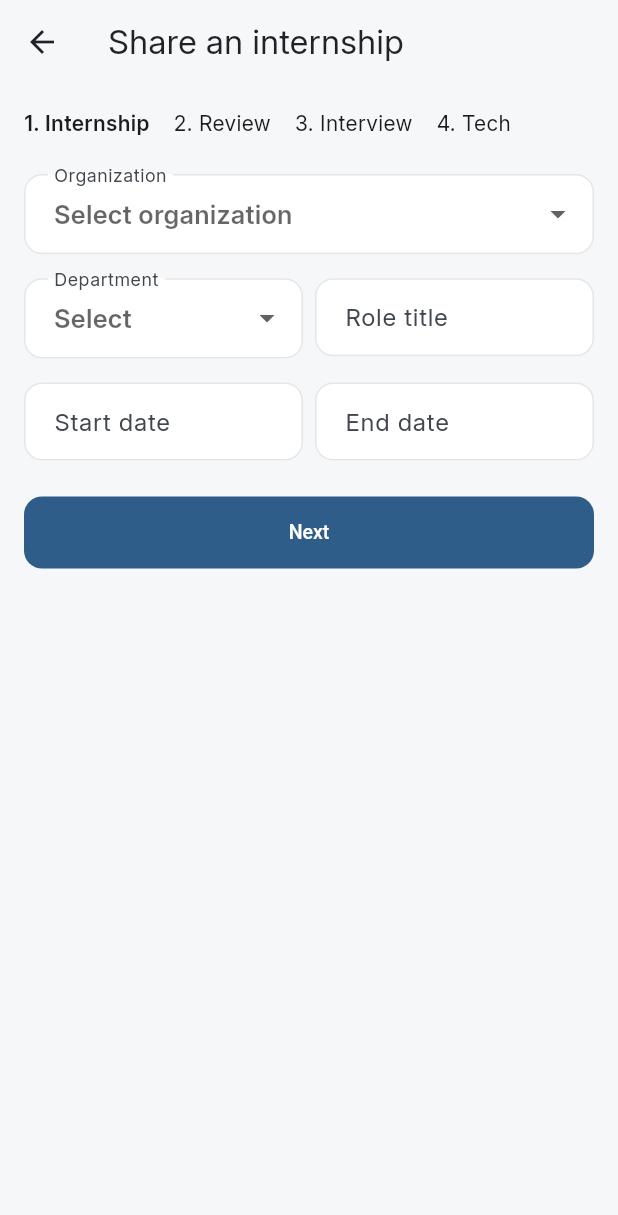
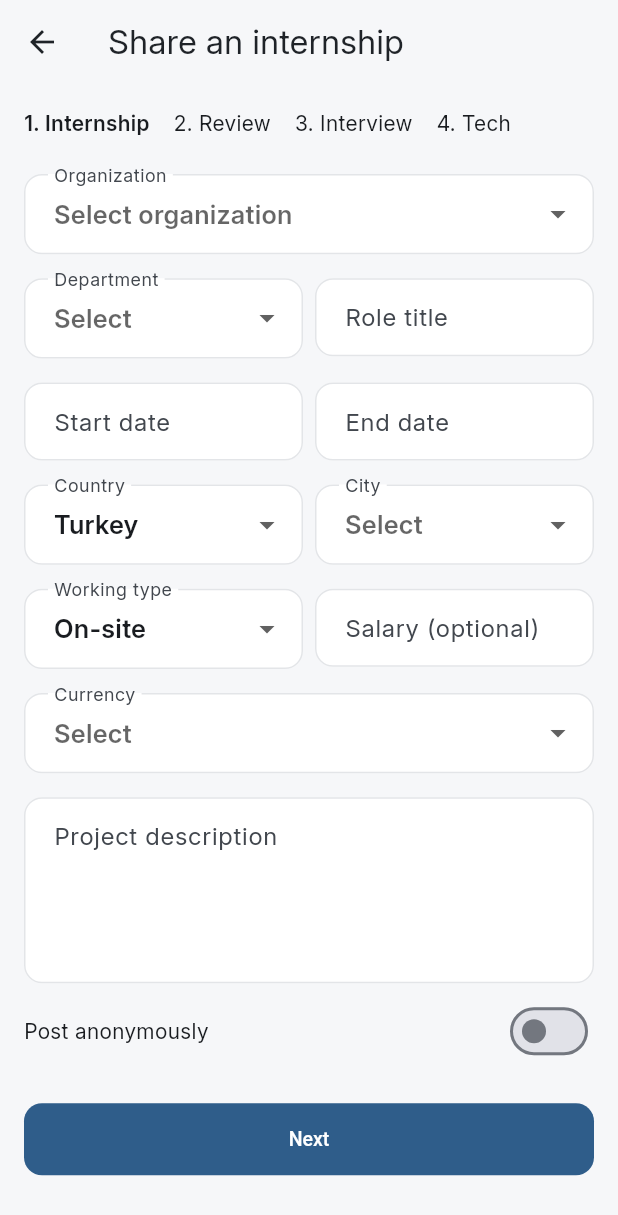
Before and after one commit to AliKaanKoc2/InternInsight, a Flutter app: the AddExperienceScreen screen opened by its route, on a phone screen of 412 x 824 dp. Shown: the top 1215 px of the screen. Run offline on Flutter 3.47's test engine with Material 3 defaults, Android fonts, the phone set to English and light mode, and no system bars.

Commit message:
Add location, work type, salary and description fields

```diff
--- a/lib/screens/experience/add_experience_screen.dart
+++ b/lib/screens/experience/add_experience_screen.dart
@@ -1,6 +1,7 @@
 import 'package:flutter/material.dart';
 
 import '../../core/theme/app_spacing.dart';
+import '../../core/theme/app_text_styles.dart';
 import '../../data/mock_organizations.dart';
 
 class AddExperienceScreen extends StatefulWidget {
@@ -13,6 +14,7 @@ class AddExperienceScreen extends StatefulWidget {
 class _AddExperienceScreenState extends State<AddExperienceScreen> {
   final _stepOneKey = GlobalKey<FormState>();
   int _step = 0;
+  bool _anonymous = false;
 
   final List<String> _departments = [
     'Software',
@@ -24,6 +26,9 @@ class _AddExperienceScreenState extends State<AddExperienceScreen> {
     'HR',
     'Other',
   ];
+  final List<String> _cities = ['Istanbul', 'Ankara', 'Izmir', 'Kocaeli', 'Other'];
+  final List<String> _workTypes = ['On-site', 'Hybrid', 'Remote'];
+  final List<String> _currencies = ['TRY', 'USD', 'EUR'];
 
   String? _required(String? value) {
     if (value == null || value.trim().isEmpty) {
@@ -71,9 +76,10 @@ class _AddExperienceScreenState extends State<AddExperienceScreen> {
     );
   }
 
-  Widget _dropdown(String label, List<String> items) {
+  Widget _dropdown(String label, List<String> items, {String? initial}) {
     return DropdownButtonFormField<String>(
       isExpanded: true,
+      initialValue: initial,
       decoration: InputDecoration(labelText: label),
       hint: const Text('Select'),
       items: [
@@ -151,6 +157,71 @@ class _AddExperienceScreenState extends State<AddExperienceScreen> {
               ),
             ],
           ),
+          const SizedBox(height: AppSpacing.md),
+          Row(
+            crossAxisAlignment: CrossAxisAlignment.start,
+            children: [
+              Expanded(
+                child: _dropdown('Country', ['Turkey', 'Other'], initial: 'Turkey'),
+              ),
+              const SizedBox(width: AppSpacing.sm),
+              Expanded(child: _dropdown('City', _cities)),
+            ],
+          ),
+          const SizedBox(height: AppSpacing.md),
+          Row(
+            crossAxisAlignment: CrossAxisAlignment.start,
+            children: [
+              Expanded(child: _dropdown('Working type', _workTypes, initial: 'On-site')),
+              const SizedBox(width: AppSpacing.sm),
+              Expanded(
+                child: TextFormField(
+                  keyboardType: TextInputType.number,
+                  decoration: const InputDecoration(
+                    labelText: 'Salary (optional)',
+                    hintText: 'Amount',
+                  ),
+                ),
+              ),
+            ],
+          ),
+          const SizedBox(height: AppSpacing.md),
+          DropdownButtonFormField<String>(
+            isExpanded: true,
+            decoration: const InputDecoration(labelText: 'Currency'),
+            hint: const Text('Select'),
+            items: [
+              for (final currency in _currencies)
+                DropdownMenuItem(value: currency, child: Text(currency)),
+            ],
+            onChanged: (_) {},
+          ),
+          const SizedBox(height: AppSpacing.md),
+          TextFormField(
+            maxLines: 4,
+            decoration: const InputDecoration(
+              labelText: 'Project description',
+              hintText: 'Your tasks and what was expected from you',
+              alignLabelWithHint: true,
+            ),
+            validator: _required,
+          ),
+          const SizedBox(height: AppSpacing.sm),
+          Row(
+            children: [
+              const Expanded(
+                child: Text('Post anonymously', style: AppTextStyles.body),
+              ),
+              Switch(
+                value: _anonymous,
+                onChanged: (value) {
+                  setState(() {
+                    _anonymous = value;
+                  });
+                },
+              ),
+            ],
+          ),
         ],
       ),
     );
```
